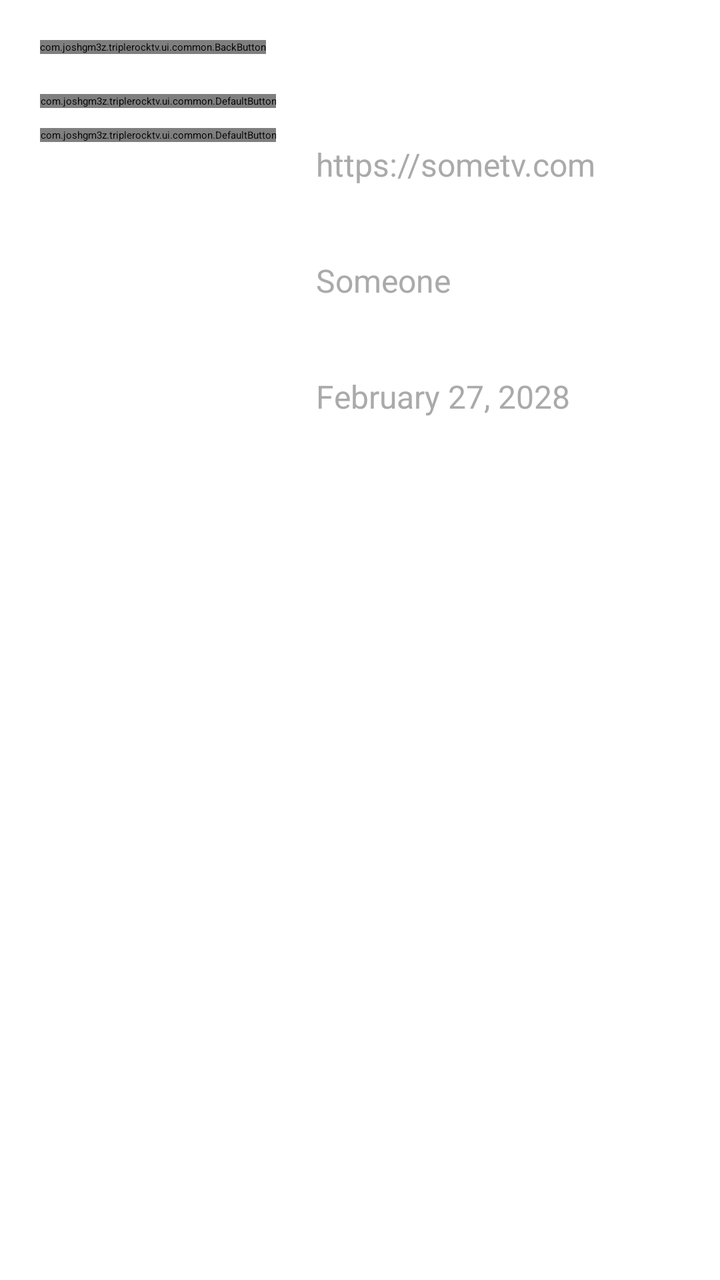
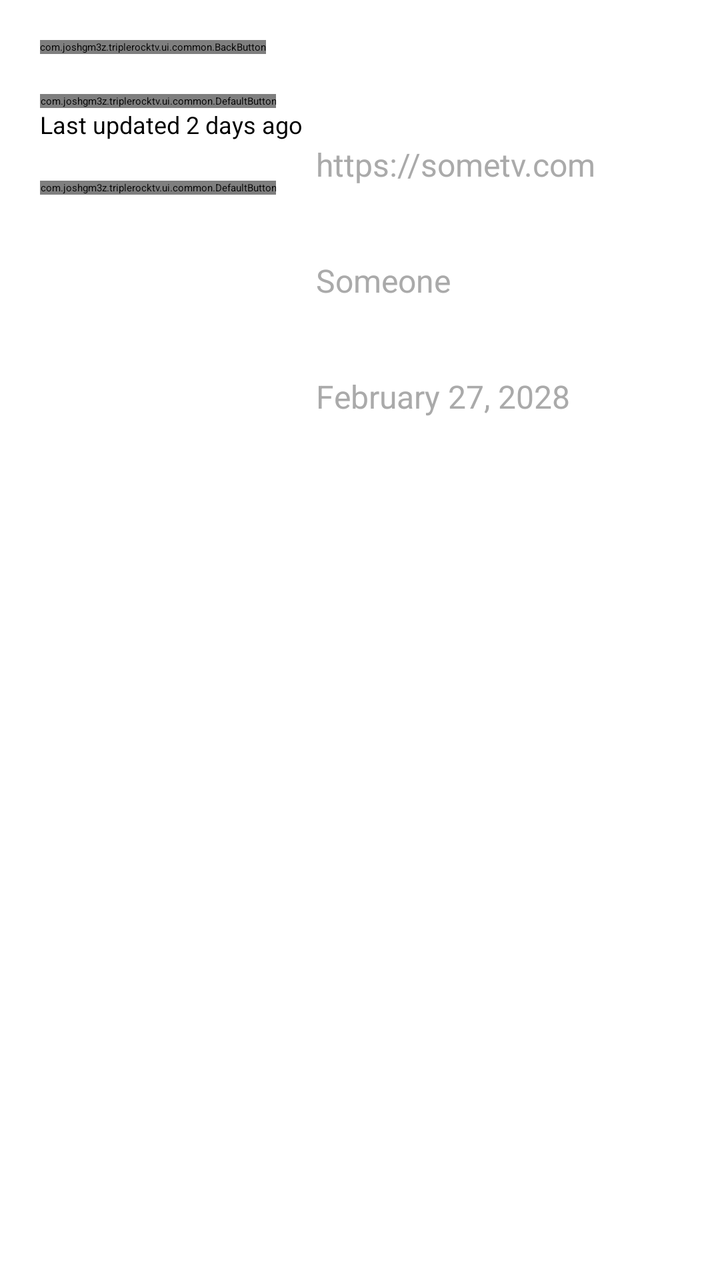

Two renders of the same Android screen: before a commit and after it. Below are the layout's source before the change and the commit's diff.
<!-- AndroidManifest.xml: application theme Theme.TripleRockTV.Leanback -->
<!-- res/layout/fragment_settings.xml -->
<?xml version="1.0" encoding="utf-8"?>
<FrameLayout xmlns:android="http://schemas.android.com/apk/res/android"
    xmlns:app="http://schemas.android.com/apk/res-auto"
    xmlns:tools="http://schemas.android.com/tools"
    android:layout_width="match_parent"
    android:layout_height="match_parent"
    tools:context=".ui.settings.SettingsFragment">

    <androidx.constraintlayout.widget.ConstraintLayout
        android:layout_width="match_parent"
        android:layout_height="match_parent"
        android:padding="20dp">

        <com.joshgm3z.triplerocktv.ui.common.BackButton
            android:id="@+id/btn_back"
            android:layout_width="wrap_content"
            android:layout_height="wrap_content"
            app:layout_constraintStart_toStartOf="parent"
            app:layout_constraintTop_toTopOf="parent" />

        <com.joshgm3z.triplerocktv.ui.common.DefaultButton
            android:id="@+id/btn_update"
            android:layout_width="wrap_content"
            android:layout_height="wrap_content"
            android:layout_marginTop="20dp"
            android:text="Update content"
            android:src="@drawable/icon_download"
            app:layout_constraintStart_toStartOf="parent"
            app:layout_constraintTop_toBottomOf="@+id/btn_back" />

        <com.joshgm3z.triplerocktv.ui.common.DefaultButton
            android:id="@+id/btn_sign_out"
            android:layout_width="wrap_content"
            android:layout_height="wrap_content"
            android:layout_marginTop="10dp"
            android:text="Sign out"
            android:src="@drawable/icon_logout"
            app:layout_constraintStart_toStartOf="parent"
            app:layout_constraintTop_toBottomOf="@+id/btn_update" />

        <LinearLayout
            android:id="@+id/ll_version_info"
            android:layout_width="wrap_content"
            android:layout_height="wrap_content"
            android:layout_marginStart="20dp"
            android:orientation="vertical"
            app:layout_constraintStart_toEndOf="@+id/btn_update"
            app:layout_constraintTop_toTopOf="@id/btn_update">

            <TextView
                style="@style/InfoLabel"
                android:layout_width="wrap_content"
                android:layout_height="wrap_content"
                android:text="Server URL" />

            <TextView
                android:id="@+id/tv_server_url"
                style="@style/InfoValue"
                android:layout_width="wrap_content"
                android:layout_height="wrap_content"
                android:text="https://sometv.com" />

            <TextView
                style="@style/InfoLabel"
                android:layout_width="wrap_content"
                android:layout_height="wrap_content"
                android:text="Username" />

            <TextView
                android:id="@+id/tv_username"
                style="@style/InfoValue"
                android:layout_width="wrap_content"
                android:layout_height="wrap_content"
                android:text="Someone" />

            <TextView
                style="@style/InfoLabel"
                android:layout_width="wrap_content"
                android:layout_height="wrap_content"
                android:text="Expiry date" />

            <TextView
                android:id="@+id/tv_expiry_date"
                style="@style/InfoValue"
                android:layout_width="wrap_content"
                android:layout_height="wrap_content"
                android:text="February 27, 2028" />

        </LinearLayout>

    </androidx.constraintlayout.widget.ConstraintLayout>

</FrameLayout>
<!-- resources referenced by this layout -->
<resources>
  <!-- drawable icon_download (drawable) -->
  <vector xmlns:android="http://schemas.android.com/apk/res/android" android:height="24dp" android:tint="#FFFFFF" android:viewportHeight="960" android:viewportWidth="960" android:width="24dp">
        
      <path android:fillColor="@android:color/white" android:pathData="M480,640L280,440L336,382L440,486L440,160L520,160L520,486L624,382L680,440L480,640ZM240,800Q207,800 183.5,776.5Q160,753 160,720L160,600L240,600L240,720Q240,720 240,720Q240,720 240,720L720,720Q720,720 720,720Q720,720 720,720L720,600L800,600L800,720Q800,753 776.5,776.5Q753,800 720,800L240,800Z"/>
      
  </vector>
  <!-- drawable icon_logout (drawable) -->
  <vector xmlns:android="http://schemas.android.com/apk/res/android" android:autoMirrored="true" android:height="24dp" android:tint="#FFFFFF" android:viewportHeight="960" android:viewportWidth="960" android:width="24dp">
        
      <path android:fillColor="@android:color/white" android:pathData="M200,840Q167,840 143.5,816.5Q120,793 120,760L120,200Q120,167 143.5,143.5Q167,120 200,120L480,120L480,200L200,200Q200,200 200,200Q200,200 200,200L200,760Q200,760 200,760Q200,760 200,760L480,760L480,840L200,840ZM640,680L585,622L687,520L360,520L360,440L687,440L585,338L640,280L840,480L640,680Z"/>
      
  </vector>
  <style name="InfoLabel">
          <item name="android:textSize">18sp</item>
          <item name="android:textColor">@android:color/white</item>
      </style>
  <style name="InfoValue">
          <item name="android:textSize">16sp</item>
          <item name="android:textColor">@android:color/darker_gray</item>
          <item name="android:layout_marginBottom">12dp</item>
      </style>
  <style name="Theme.TripleRockTV.Leanback" parent="Theme.Leanback">
          
      </style>
</resources>

<!-- the commit's change to res/layout/fragment_settings.xml (unified diff, before → after) -->
@@ -23,20 +23,29 @@
             android:layout_width="wrap_content"
             android:layout_height="wrap_content"
             android:layout_marginTop="20dp"
+            android:src="@drawable/icon_download"
             android:text="Update content"
-            android:src="@drawable/icon_download"
             app:layout_constraintStart_toStartOf="parent"
             app:layout_constraintTop_toBottomOf="@+id/btn_back" />
+
+        <TextView
+            android:id="@+id/tv_last_update"
+            android:layout_width="170dp"
+            android:layout_height="wrap_content"
+            android:text="Last updated 2 days ago"
+            android:textSize="12sp"
+            app:layout_constraintStart_toStartOf="parent"
+            app:layout_constraintTop_toBottomOf="@+id/btn_update" />
 
         <com.joshgm3z.triplerocktv.ui.common.DefaultButton
             android:id="@+id/btn_sign_out"
             android:layout_width="wrap_content"
             android:layout_height="wrap_content"
-            android:layout_marginTop="10dp"
+            android:layout_marginTop="20dp"
+            android:src="@drawable/icon_logout"
             android:text="Sign out"
-            android:src="@drawable/icon_logout"
             app:layout_constraintStart_toStartOf="parent"
-            app:layout_constraintTop_toBottomOf="@+id/btn_update" />
+            app:layout_constraintTop_toBottomOf="@+id/tv_last_update" />
 
         <LinearLayout
             android:id="@+id/ll_version_info"
